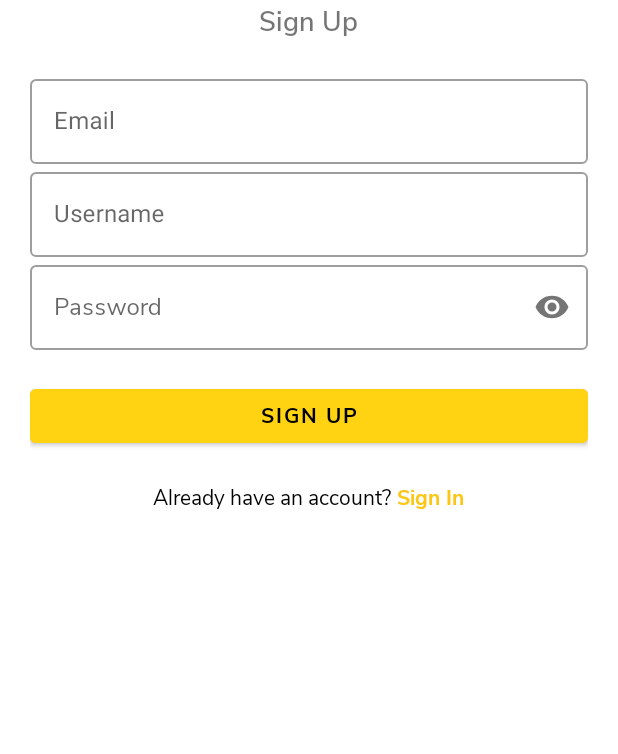
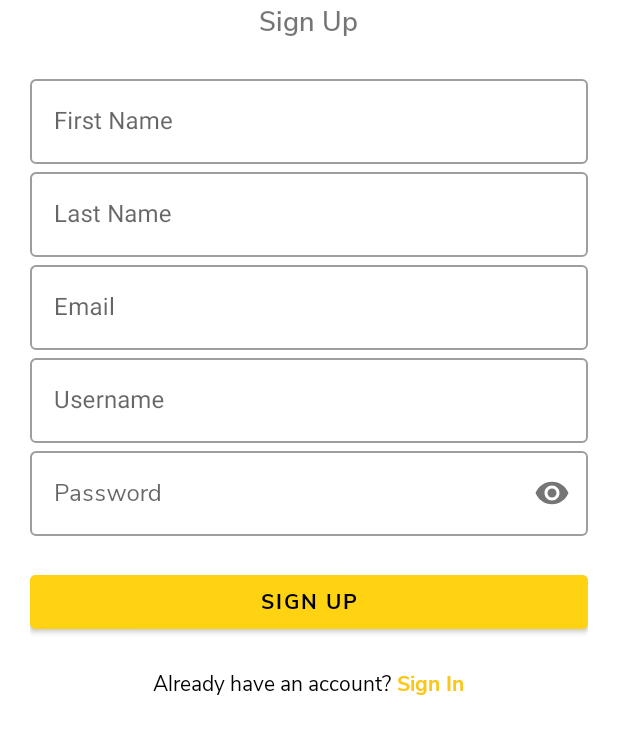
Before and after one commit to mkamilmistar/gold-pocket-kotlin, an Android app: the RegisterActivity screen opened directly, with no data from a screen before it, on a phone screen of 412 x 824 dp, the part 368-1122 px from its top. Run offline under Robolectric (Android 15) with nearby library versions, the phone set to English and light mode, and no system bars.

Commit message:
add firstname and lastname field text input

```diff
--- a/app/src/main/res/layout/activity_register.xml
+++ b/app/src/main/res/layout/activity_register.xml
@@ -45,8 +45,33 @@
     android:layout_width="match_parent"
     android:layout_height="wrap_content"
     android:layout_marginTop="20dp"
-    android:layout_marginBottom="20dp"
     android:orientation="vertical">
+
+    <com.google.android.material.textfield.TextInputLayout
+      android:layout_width="match_parent"
+      android:layout_height="wrap_content"
+      android:id="@+id/first_name"
+      android:fontFamily="@font/nunitosans_regular"
+      android:hint="@string/placeholder_first_name"
+      style="@style/Widget.MaterialComponents.TextInputLayout.OutlinedBox">
+
+      <com.google.android.material.textfield.TextInputEditText
+        android:layout_width="match_parent"
+        android:layout_height="wrap_content"/>
+    </com.google.android.material.textfield.TextInputLayout>
+
+    <com.google.android.material.textfield.TextInputLayout
+      android:layout_width="match_parent"
+      android:layout_height="wrap_content"
+      android:id="@+id/last_name"
+      android:fontFamily="@font/nunitosans_regular"
+      android:hint="@string/placeholder_last_name"
+      style="@style/Widget.MaterialComponents.TextInputLayout.OutlinedBox">
+
+      <com.google.android.material.textfield.TextInputEditText
+        android:layout_width="match_parent"
+        android:layout_height="wrap_content"/>
+    </com.google.android.material.textfield.TextInputLayout>
 
     <com.google.android.material.textfield.TextInputLayout
       android:layout_width="match_parent"
--- a/app/src/main/res/values/strings.xml
+++ b/app/src/main/res/values/strings.xml
@@ -24,4 +24,6 @@
   <string name="menu_profile">Profile</string>
   <!-- TODO: Remove or change this placeholder text -->
   <string name="hello_blank_fragment">Hello blank fragment</string>
+  <string name="placeholder_first_name">First Name</string>
+  <string name="placeholder_last_name">Last Name</string>
 </resources>
```
